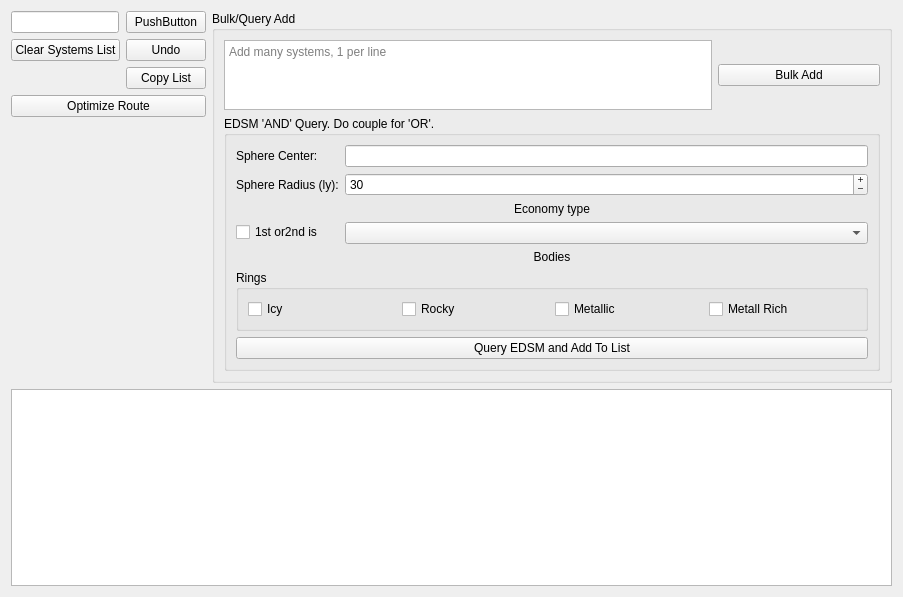
This is widgets/roundtripwidget.ui in alexzk1/ed_highway as Qt 5 draws it before an edit. The edited form follows.
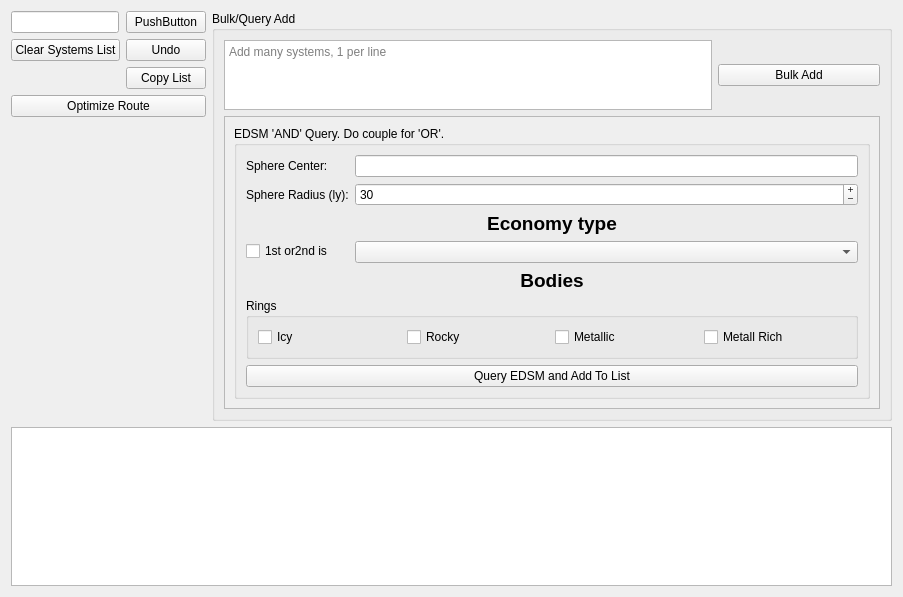
This is the edited form. Icons and pictures are not drawn. Custom widgets are drawn as their Qt base class.

The edit to the form file:
```diff
--- a/widgets/roundtripwidget.ui
+++ b/widgets/roundtripwidget.ui
@@ -164,6 +164,27 @@
          </layout>
         </item>
         <item>
+         <widget class="QScrollArea" name="scrollArea">
+          <property name="sizePolicy">
+           <sizepolicy hsizetype="Expanding" vsizetype="Expanding">
+            <horstretch>0</horstretch>
+            <verstretch>1</verstretch>
+           </sizepolicy>
+          </property>
+          <property name="widgetResizable">
+           <bool>true</bool>
+          </property>
+          <widget class="QWidget" name="scrollAreaWidgetContents">
+           <property name="geometry">
+            <rect>
+             <x>0</x>
+             <y>0</y>
+             <width>606</width>
+             <height>329</height>
+            </rect>
+           </property>
+           <layout class="QVBoxLayout" name="verticalLayout_3">
+            <item>
          <widget class="QGroupBox" name="groupBox_2">
           <property name="sizePolicy">
            <sizepolicy hsizetype="Expanding" vsizetype="Expanding">
@@ -229,6 +250,13 @@
            </item>
            <item row="3" column="0" colspan="2">
             <widget class="QLabel" name="label_3">
+                 <property name="font">
+                  <font>
+                   <pointsize>14</pointsize>
+                   <weight>75</weight>
+                   <bold>true</bold>
+                  </font>
+                 </property>
              <property name="text">
               <string>Economy type</string>
              </property>
@@ -249,6 +277,13 @@
            </item>
            <item row="5" column="0" colspan="2">
             <widget class="QLabel" name="label_4">
+                 <property name="font">
+                  <font>
+                   <pointsize>14</pointsize>
+                   <weight>75</weight>
+                   <bold>true</bold>
+                  </font>
+                 </property>
              <property name="text">
               <string>Bodies</string>
              </property>
@@ -299,6 +334,10 @@
         </item>
        </layout>
       </widget>
+         </widget>
+        </item>
+       </layout>
+      </widget>
      </item>
     </layout>
    </item>
```
Left out of the diff: 8 changed lines with no effect on the pictures. Lines whose indentation alone changed are shown as unchanged.
